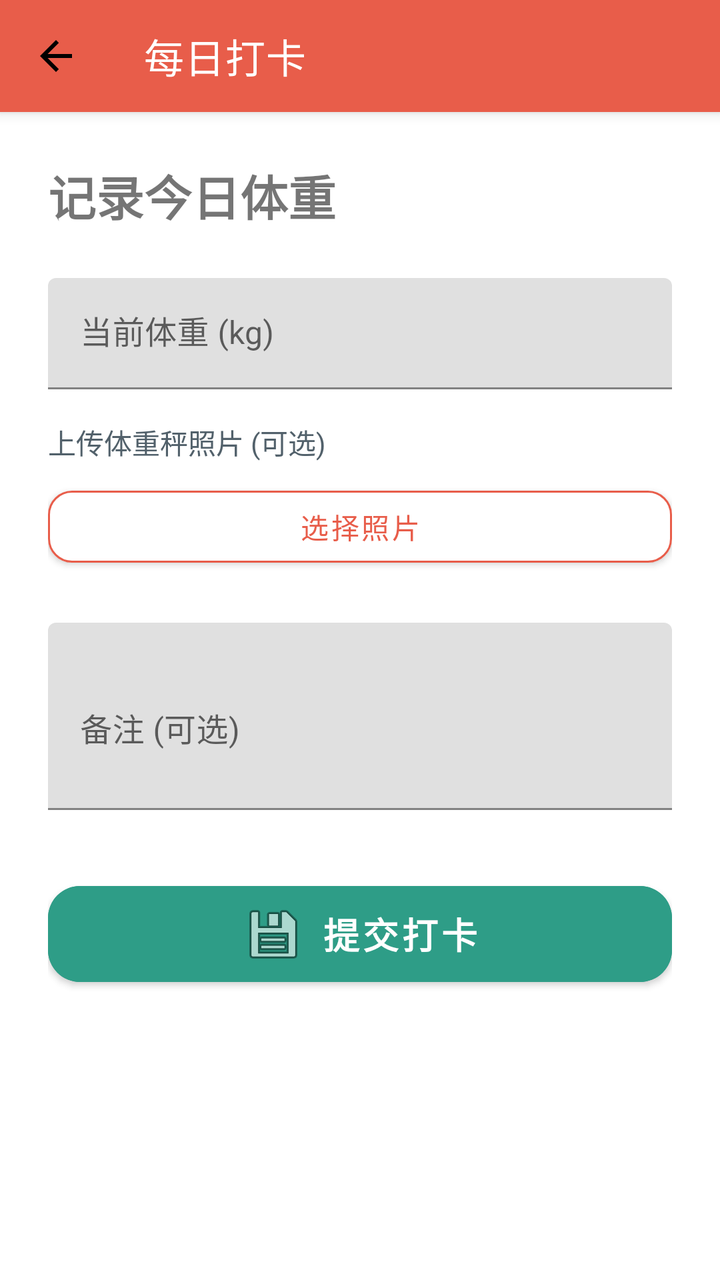
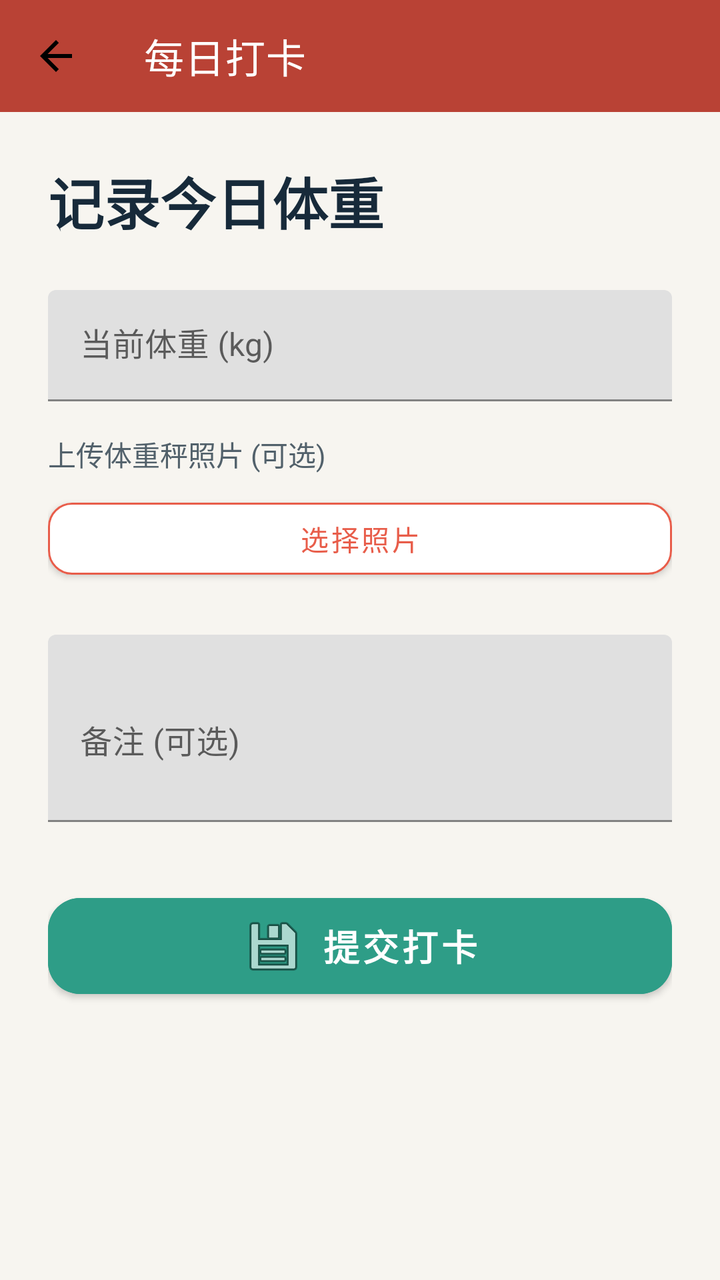

Before-and-after screenshots of an Android layout around one commit, followed by the original layout XML and the change that was made.
<!-- AndroidManifest.xml: activity theme Theme.WeightLossBetting -->
<!-- res/layout/activity_check_in.xml -->
<?xml version="1.0" encoding="utf-8"?>
<ScrollView xmlns:android="http://schemas.android.com/apk/res/android"
    xmlns:app="http://schemas.android.com/apk/res-auto"
    android:layout_width="match_parent"
    android:layout_height="match_parent"
    android:fillViewport="true">

    <LinearLayout
        android:layout_width="match_parent"
        android:layout_height="wrap_content"
        android:orientation="vertical">

        <com.google.android.material.appbar.MaterialToolbar
            android:id="@+id/toolbar"
            android:layout_width="match_parent"
            android:layout_height="?attr/actionBarSize"
            android:background="?attr/colorPrimary"
            android:elevation="4dp"
            app:title="每日打卡"
            app:titleTextColor="@android:color/white"
            app:navigationIcon="@drawable/ic_arrow_back" />

        <LinearLayout
            android:layout_width="match_parent"
            android:layout_height="wrap_content"
            android:orientation="vertical"
            android:padding="24dp">

            <TextView
                android:layout_width="wrap_content"
                android:layout_height="wrap_content"
                android:text="记录今日体重"
                android:textSize="24sp"
                android:textStyle="bold"
                android:layout_marginBottom="24dp" />

            
            <com.google.android.material.textfield.TextInputLayout
                android:layout_width="match_parent"
                android:layout_height="wrap_content"
                android:hint="当前体重 (kg)"
                android:layout_marginBottom="16dp">

                <com.google.android.material.textfield.TextInputEditText
                    android:id="@+id/etWeight"
                    android:layout_width="match_parent"
                    android:layout_height="wrap_content"
                    android:inputType="numberDecimal" />
            </com.google.android.material.textfield.TextInputLayout>

            <TextView
                android:layout_width="wrap_content"
                android:layout_height="wrap_content"
                android:text="上传体重秤照片 (可选)"
                android:textColor="@color/brand_text_secondary"
                android:textSize="14sp"
                android:layout_marginBottom="8dp" />

            <ImageView
                android:id="@+id/ivPhoto"
                android:layout_width="200dp"
                android:layout_height="200dp"
                android:layout_gravity="center_horizontal"
                android:layout_marginBottom="8dp"
                android:background="@color/brand_surface_alt"
                android:contentDescription="已选择的体重秤照片"
                android:scaleType="centerCrop"
                android:visibility="gone" />

            <com.google.android.material.button.MaterialButton
                android:id="@+id/btnSelectPhoto"
                android:layout_width="match_parent"
                android:layout_height="wrap_content"
                android:text="选择照片"
                android:textColor="@color/brand_primary"
                android:layout_marginBottom="24dp"
                app:cornerRadius="12dp"
                app:strokeColor="@color/brand_primary"
                app:strokeWidth="1dp"
                android:backgroundTint="@color/brand_surface" />

            
            <com.google.android.material.textfield.TextInputLayout
                android:layout_width="match_parent"
                android:layout_height="wrap_content"
                android:hint="备注 (可选)"
                android:layout_marginBottom="32dp">

                <com.google.android.material.textfield.TextInputEditText
                    android:id="@+id/etNote"
                    android:layout_width="match_parent"
                    android:layout_height="wrap_content"
                    android:inputType="textMultiLine"
                    android:lines="3"
                    android:maxLength="200" />
            </com.google.android.material.textfield.TextInputLayout>

            
            <com.google.android.material.button.MaterialButton
                android:id="@+id/btnSubmit"
                android:layout_width="match_parent"
                android:layout_height="60dp"
                android:text="提交打卡"
                android:textSize="18sp"
                android:textStyle="bold"
                app:cornerRadius="16dp"
                app:icon="@android:drawable/ic_menu_save"
                app:iconGravity="textStart"
                app:iconTint="@null"
                android:paddingStart="32dp"
                android:paddingEnd="32dp"
                android:elevation="8dp"
                android:backgroundTint="@color/brand_accent" />

            
            <ProgressBar
                android:id="@+id/progressBar"
                android:layout_width="wrap_content"
                android:layout_height="wrap_content"
                android:layout_gravity="center"
                android:layout_marginTop="16dp"
                android:visibility="gone" />

        </LinearLayout>

    </LinearLayout>

</ScrollView>
<!-- resources referenced by this layout -->
<resources>
  <color name="brand_accent">#FF2E9D87</color>
  <color name="brand_primary">#FFE85D4A</color>
  <color name="brand_surface">#FFFFFFFF</color>
  <color name="brand_surface_alt">#FFEFEDE7</color>
  <color name="brand_text_secondary">#FF52616B</color>
  <!-- drawable ic_arrow_back (drawable) -->
  <vector xmlns:android="http://schemas.android.com/apk/res/android"
      android:width="24dp"
      android:height="24dp"
      android:viewportWidth="24"
      android:viewportHeight="24">
      <path
          android:fillColor="#000000"
          android:pathData="M20,11H7.83l5.59,-5.59L12,4l-8,8 8,8 1.41,-1.41L7.83,13H20v-2z"/>
  </vector>
  <style name="Theme.WeightLossBetting" parent="Theme.MaterialComponents.Light.NoActionBar">
          <item name="colorPrimary">@color/brand_primary</item>
          <item name="colorPrimaryDark">@color/brand_primary_dark</item>
          <item name="colorAccent">@color/brand_accent</item>
          <item name="android:statusBarColor">@color/brand_primary_dark</item>
          <item name="android:navigationBarColor">@color/brand_background</item>
          <item name="android:windowLightStatusBar">false</item>
          <item name="android:windowLightNavigationBar">true</item>
          
          
          <item name="XUIThemeStyle">@style/XUITheme.Phone</item>
      </style>
  <color name="brand_primary_dark">#FFB94235</color>
  <color name="brand_background">#FFF7F5F0</color>
</resources>

<!-- the commit's change to res/layout/activity_check_in.xml (unified diff, before → after) -->
@@ -3,7 +3,8 @@
     xmlns:app="http://schemas.android.com/apk/res-auto"
     android:layout_width="match_parent"
     android:layout_height="match_parent"
-    android:fillViewport="true">
+    android:fillViewport="true"
+    android:background="@color/brand_background">
 
     <LinearLayout
         android:layout_width="match_parent"
@@ -14,8 +15,8 @@
             android:id="@+id/toolbar"
             android:layout_width="match_parent"
             android:layout_height="?attr/actionBarSize"
-            android:background="?attr/colorPrimary"
-            android:elevation="4dp"
+            android:background="@color/brand_primary_dark"
+            android:elevation="0dp"
             app:title="每日打卡"
             app:titleTextColor="@android:color/white"
             app:navigationIcon="@drawable/ic_arrow_back" />
@@ -30,7 +31,8 @@
                 android:layout_width="wrap_content"
                 android:layout_height="wrap_content"
                 android:text="记录今日体重"
-                android:textSize="24sp"
+                android:textColor="@color/brand_text"
+                android:textSize="28sp"
                 android:textStyle="bold"
                 android:layout_marginBottom="24dp" />
 
<!-- resource entries referenced after the edit -->
@@ -4,6 +4,7 @@
   <color name="brand_primary">#FFE85D4A</color>
   <color name="brand_surface">#FFFFFFFF</color>
   <color name="brand_surface_alt">#FFEFEDE7</color>
+  <color name="brand_text">#FF172A3A</color>
   <color name="brand_text_secondary">#FF52616B</color>
   <!-- drawable ic_arrow_back (drawable) -->
   <vector xmlns:android="http://schemas.android.com/apk/res/android"
